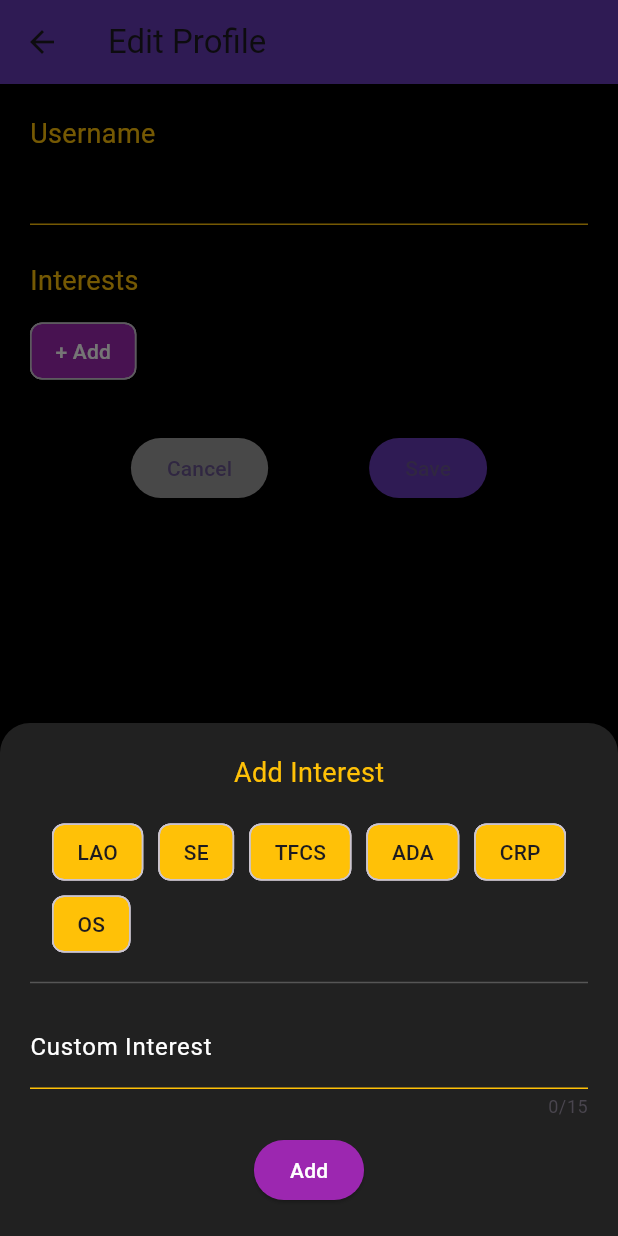
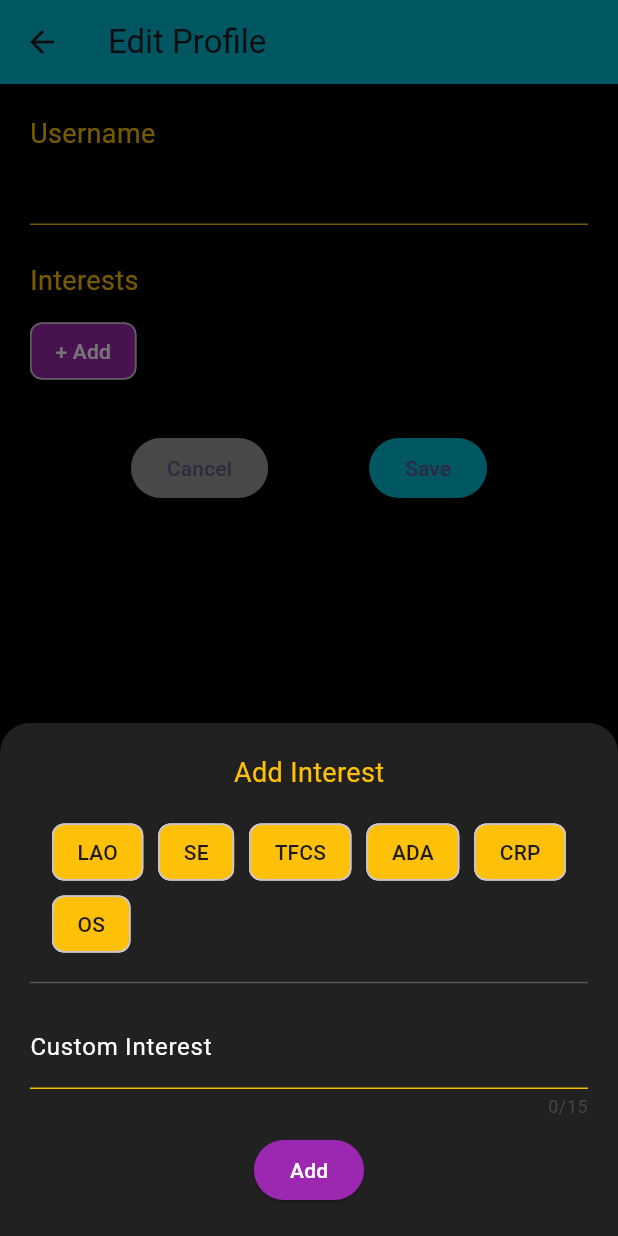
Before and after one commit to Sanath-S-Shetty/NO-DOUBT-V2, a Flutter app: the EditProfilePage screen opened directly, after a tap on "+ Add", on a phone screen of 412 x 824 dp. Run offline on Flutter 3.47's test engine with Material 3 defaults, Android fonts, the phone set to English and light mode, and no system bars; our stand-ins replace cloud_firestore, firebase_auth, firebase_core; accounts and stored records are empty.

```diff
--- a/lib/home.dart
+++ b/lib/home.dart
@@ -104,9 +104,9 @@ class _HomeScreenState extends State<HomeScreen> {
                       DropdownButton<SortOption>(
                         value: sortOption,
                         items: const [
-                          DropdownMenuItem(value: SortOption.newest, child: Text("Newest",selectionColor: color.box,)),
-                          DropdownMenuItem(value: SortOption.oldest, child: Text("Oldest")),
-                          DropdownMenuItem(value: SortOption.stars, child: Text("Stars")),
+                          DropdownMenuItem(value: SortOption.newest, child: Text("Newest", style: TextStyle(color: color.box),)),
+                          DropdownMenuItem(value: SortOption.oldest, child: Text("Oldest",style: TextStyle(color: color.box),)),
+                          DropdownMenuItem(value: SortOption.stars, child: Text("Stars",style: TextStyle(color: color.box))),
                         ],
                         onChanged: (value) {
                           if (value != null) {
--- a/lib/profile.dart
+++ b/lib/profile.dart
@@ -3,6 +3,7 @@ import 'package:firebase_auth/firebase_auth.dart';
 import 'package:cloud_firestore/cloud_firestore.dart';
 import 'login.dart';
 import 'option.dart';
+import 'colors.dart';
 
 // ----------------- PROFILE PAGE -----------------
 class ProfilePage extends StatelessWidget {
@@ -17,7 +18,7 @@ class ProfilePage extends StatelessWidget {
       appBar: AppBar(
         title: const Text('Profile'),
         centerTitle: true,
-        backgroundColor: Colors.deepPurple,
+        backgroundColor: color.text1,
       ),
       backgroundColor: Colors.black,
      body: StreamBuilder<DocumentSnapshot>(
@@ -73,7 +74,7 @@ class ProfilePage extends StatelessWidget {
                       Navigator.pushReplacement(
                           context, MaterialPageRoute(builder: (_) => const LoginPage()));
                     },
-                    style: ElevatedButton.styleFrom(backgroundColor: Colors.deepPurple),
+                    style: ElevatedButton.styleFrom(backgroundColor: color.text1),
                     child: const Text('Sign Out', style: TextStyle(color: Colors.white)),
                   ),
                 ),
@@ -120,15 +121,26 @@ class _EditProfilePageState extends State<EditProfilePage> {
   void _addInterest() {
   showModalBottomSheet(
     context: context,
+    isScrollControlled: true, // Important: allows keyboard-safe area resizing
     backgroundColor: Colors.grey[900],
     shape: const RoundedRectangleBorder(
-          borderRadius: BorderRadius.vertical(top: Radius.circular(20))),
+      borderRadius: BorderRadius.vertical(top: Radius.circular(20)),
+    ),
     builder: (context) {
       final customController = TextEditingController();
-        final List<String> presets = ['LAO', 'SE', 'TFCS', 'ADA', 'CRP','OS'];
+      final List<String> presets = ['LAO', 'SE', 'TFCS', 'ADA', 'CRP', 'OS'];
+
       return Padding(
-          padding: const EdgeInsets.all(20),
-          child: Column(mainAxisSize: MainAxisSize.min, children: [
+        padding: EdgeInsets.only(
+          bottom: MediaQuery.of(context).viewInsets.bottom + 20,
+          left: 20,
+          right: 20,
+          top: 20,
+        ),
+        child: SingleChildScrollView(
+          child: Column(
+            mainAxisSize: MainAxisSize.min,
+            children: [
               const Text('Add Interest', style: TextStyle(color: Colors.amber, fontSize: 18)),
               const SizedBox(height: 16),
               Wrap(
@@ -169,8 +181,10 @@ class _EditProfilePageState extends State<EditProfilePage> {
                   Navigator.pop(context);
                 },
                 child: const Text('Add', style: TextStyle(color: Colors.white)),
-            )
-          ]),
+              ),
+            ],
+          ),
+        ),
       );
     },
   );
@@ -189,7 +203,7 @@ class _EditProfilePageState extends State<EditProfilePage> {
   Widget build(BuildContext context) {
     const textColor = Colors.amber;
     return Scaffold(
-      appBar: AppBar(title: const Text('Edit Profile'), backgroundColor: Colors.deepPurple),
+      appBar: AppBar(title: const Text('Edit Profile'), backgroundColor: color.text1),
       backgroundColor: Colors.black,
       body: Padding(
         padding: const EdgeInsets.all(20),
@@ -238,13 +252,14 @@ class _EditProfilePageState extends State<EditProfilePage> {
                 ),
                 ElevatedButton(
                   onPressed: _saveChanges,
-                  style: ElevatedButton.styleFrom(backgroundColor: Colors.deepPurple),
+                  style: ElevatedButton.styleFrom(backgroundColor: color.text1),
                   child: const Text('Save'),
                 ),
               ],
             ),
           ],
         ),
+
      ),
 );
 }
```
Also changed, not shown: 1 other file. Lines whose indentation alone changed are shown as unchanged.
